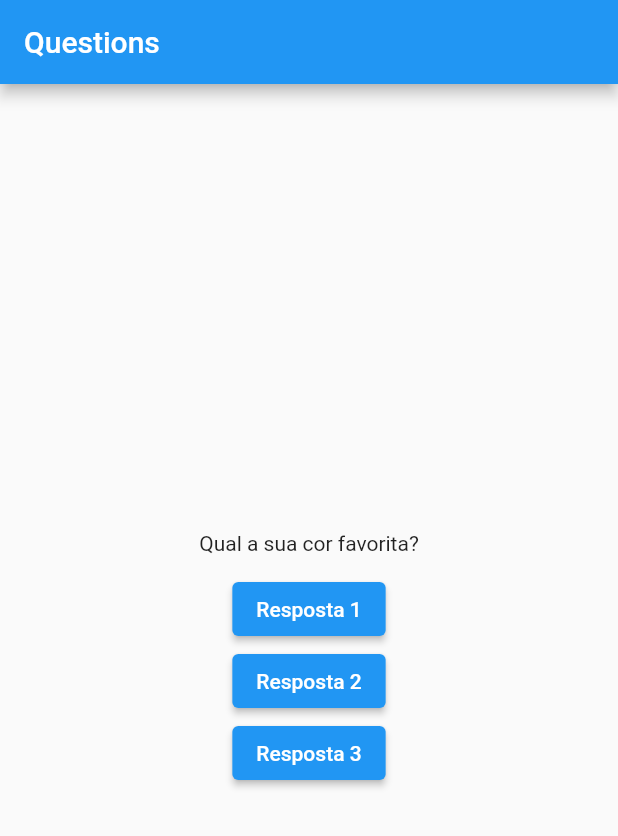
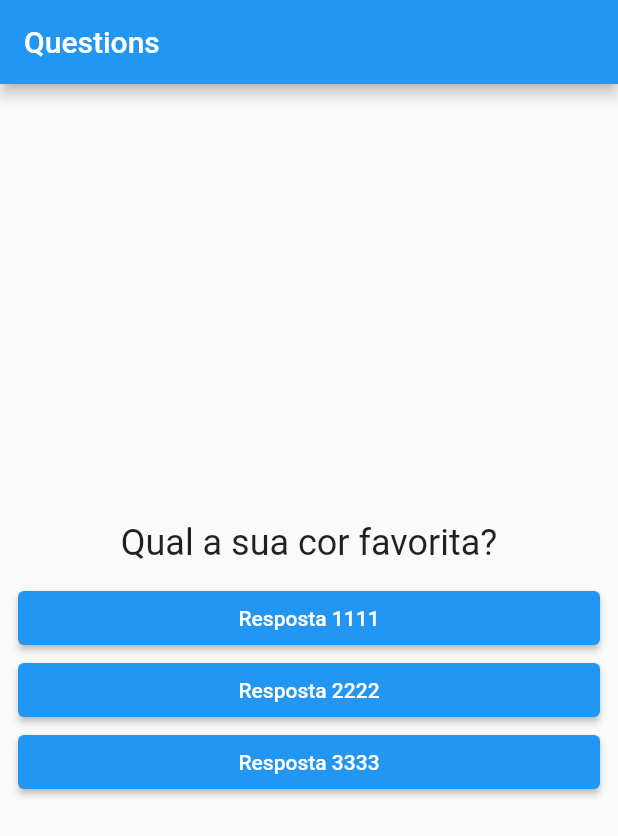
Before and after one commit to LeSales/app_perguntas, a Flutter app: the QuestionPage screen opened directly, on a phone screen of 412 x 824 dp. Shown: the top 836 px of the screen. Run offline on Flutter 3.47's test engine with Material 2 defaults, Android fonts, the phone set to English and light mode, and no system bars; our stand-ins replace introduction_screen, lottie.

Commit message:
create answer and question widget

```diff
--- a/lib/screens/question/question_page.dart
+++ b/lib/screens/question/question_page.dart
@@ -1,4 +1,5 @@
 import 'package:flutter/material.dart';
+import 'package:projeto_perguntas/screens/question/widget/answers.dart';
 import 'package:projeto_perguntas/screens/question/widget/questions.dart';
 
 class QuestionPage extends StatefulWidget {
@@ -47,18 +48,9 @@ class _QuestionPageState extends State<QuestionPage> {
                   SizedBox(
                     height: 12,
                   ),
-                  ElevatedButton(
-                    onPressed: answerQuestion,
-                    child: Text("Resposta 1"),
-                  ),
-                  ElevatedButton(
-                    onPressed: answerQuestion,
-                    child: Text("Resposta 2"),
-                  ),
-                  ElevatedButton(
-                    onPressed: answerQuestion,
-                    child: Text("Resposta 3"),
-                  ),
+                  Answers(answer: "Resposta 1111", onSelected: () {}),
+                  Answers(answer: "Resposta 2222", onSelected: () {}),
+                  Answers(answer: "Resposta 3333", onSelected: () {}),
                 ],
               ),
             ),
--- /dev/null
+++ b/lib/screens/question/widget/answers.dart
@@ -0,0 +1,19 @@
+import 'package:flutter/material.dart';
+
+class Answers extends StatelessWidget {
+  final String answer;
+  final void Function() onSelected;
+
+  Answers({required this.answer, required this.onSelected});
+
+  @override
+  Widget build(BuildContext context) {
+    return Container(
+      width: double.infinity,
+      child: ElevatedButton(
+        onPressed: onSelected,
+        child: Text(answer),
+      ),
+    );
+  }
+}
--- a/lib/screens/question/widget/questions.dart
+++ b/lib/screens/question/widget/questions.dart
@@ -7,6 +7,9 @@ class Question extends StatelessWidget {
 
   @override
   Widget build(BuildContext context) {
-    return Text(text);
+    return Text(
+      text,
+      style: TextStyle(fontSize: 24),
+    );
   }
 }
```
